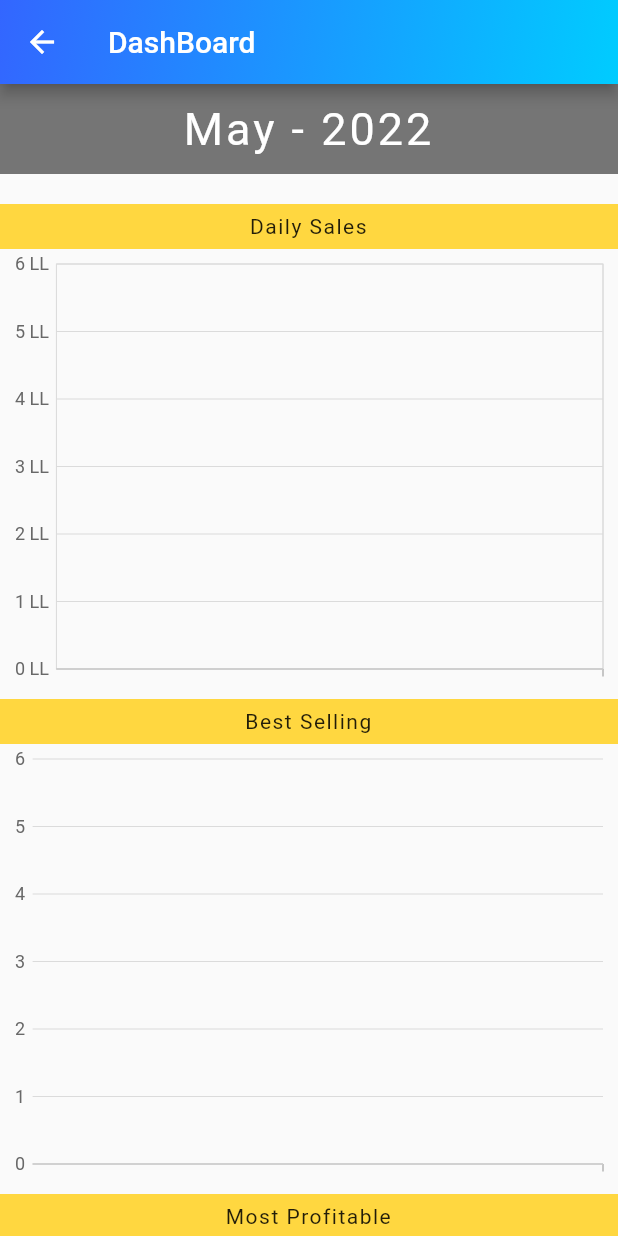
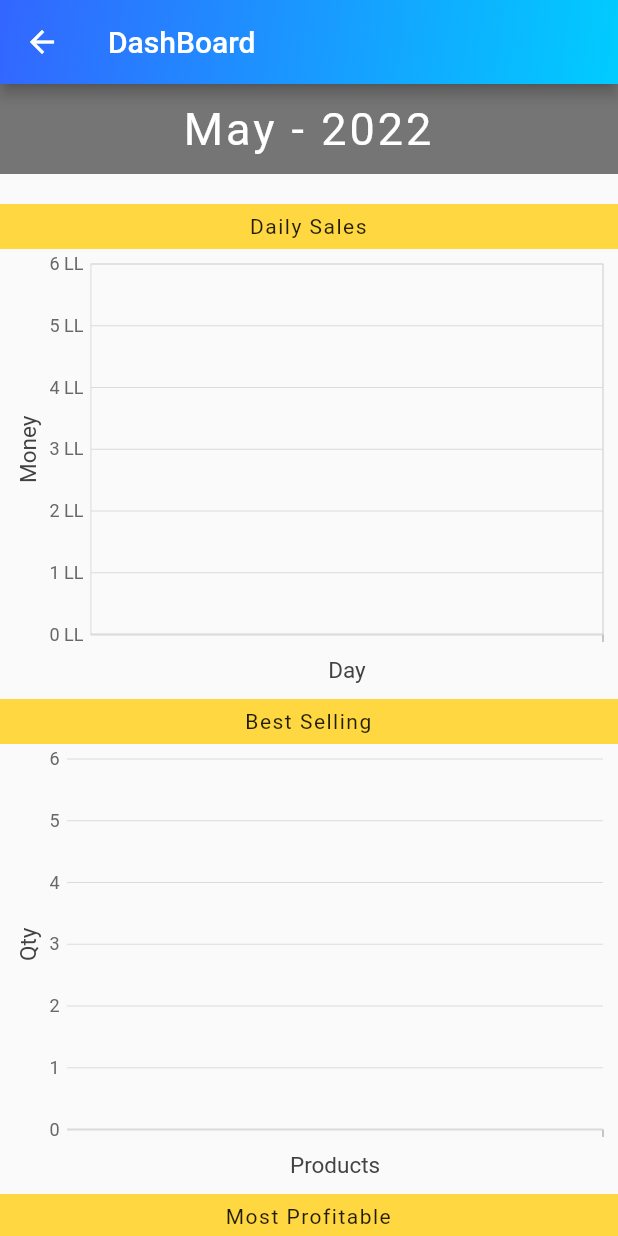
Before and after one commit to samih93/MarketSystem, a Flutter app: the DashBoardScreen screen opened directly with empty values, on a phone screen of 412 x 824 dp. Run offline on Flutter 3.47's test engine with Material 2 defaults, Android fonts, the phone set to English and light mode, and no system bars; our stand-ins replace animated_splash_screen, flutter_spinkit, flutter_typeahead, fluttertoast, get, month_picker_dialog and 5 more; missing offline and left inert: flutter_beep, qr_code_scanner, restart_app; accounts and stored records are empty; network calls fail.

Commit message:
cleaning and ehnacement

```diff
--- a/lib/screens/dashboard/dashboard_screen.dart
+++ b/lib/screens/dashboard/dashboard_screen.dart
@@ -29,42 +29,22 @@ class DashBoardScreen extends StatelessWidget {
     'Dec',
   ];
 
-  List<_SalesData> data = [
-    _SalesData('1', 35),
-    _SalesData('2', 28),
-    _SalesData('3', 34),
-    _SalesData('4', 32),
-    _SalesData('5', 50),
-    _SalesData('6', 15),
-    _SalesData('7', 21),
-    _SalesData('8', 80),
-    _SalesData('9', 14),
-    _SalesData('10', 14),
-    _SalesData('11', 14),
-    _SalesData('12', 14),
-    _SalesData('13', 14),
-    _SalesData('14', 14),
-    _SalesData('15', 14),
-    _SalesData('16', 14),
-    _SalesData('17', 14),
-  ];
   @override
   Widget build(BuildContext context) {
-    int current_year = int.parse(currentdate.toString().split("-")[0]);
-    int current_month = int.parse(currentdate.toString().split("-")[1]);
+    // int current_year = int.parse(currentdate.toString().split("-")[0]);
+    // int current_month = int.parse(currentdate.toString().split("-")[1]);
 
-    int firstDayInmonth =
-        int.parse(currentdate.toString().split(" ")[0].split("-")[2]);
-    int latestday_inCurrentMonth = new DateTime(2013, current_month + 1, 0)
-        .day; // to get latest day in month
-    print("first day $firstDayInmonth");
-    print("last day $latestday_inCurrentMonth");
+    // int firstDayInmonth =
+    //     int.parse(currentdate.toString().split(" ")[0].split("-")[2]);
+    // int latestday_inCurrentMonth = new DateTime(2013, current_month + 1, 0)
+    //     .day; // to get latest day in month
+    // print("first day $firstDayInmonth");
+    // print("last day $latestday_inCurrentMonth");
     return ChangeNotifierProvider<FactureController>(
       create: (_) => FactureController()
-        ..getBestSelling()
-        ..getMostprofitableList()
-        ..getDailysalesIn_month(current_year, current_month, firstDayInmonth,
-            latestday_inCurrentMonth),
+        ..getBestSelling(currentdate: currentdate)
+        ..getMostprofitableList(currentdate: currentdate)
+        ..getDailysalesIn_month(currentdate!),
       child: Scaffold(
         appBar: AppBar(
           title: const Text('DashBoard'),
@@ -84,7 +64,8 @@ class DashBoardScreen extends StatelessWidget {
                   children: [
                     Expanded(
                       child: Text(
-                        months[current_month - 1] + " - $current_year",
+                        months[int.parse(getCurrentMonth(currentdate!)) - 1] +
+                            " - ${getCurrentYear(currentdate!)}",
                         textAlign: TextAlign.center,
                         style: TextStyle(
                           color: Colors.white,
@@ -117,12 +98,20 @@ class DashBoardScreen extends StatelessWidget {
                   ],
                 ),
               ),
+              //NOTE daily Sales diagram
               Consumer<FactureController>(
                   builder: (context, controller, child) {
                 return SfCartesianChart(
                     enableSideBySideSeriesPlacement: false,
-                    primaryXAxis: CategoryAxis(),
+                    primaryXAxis: CategoryAxis(
+                      title: AxisTitle(
+                          text: "Day", alignment: ChartAlignment.center),
+                    ),
                     primaryYAxis: NumericAxis(
+                        isVisible:
+                            controller.isHasDailySalesInMonth ? false : true,
+                        title: AxisTitle(
+                            text: "Money", alignment: ChartAlignment.center),
                         axisLine: const AxisLine(width: 0),
                         labelFormat: '{value} LL',
                         majorTickLines: const MajorTickLines(size: 0)),
@@ -134,19 +123,7 @@ class DashBoardScreen extends StatelessWidget {
                     legend: Legend(isVisible: false),
                     // Enable tooltip
                     tooltipBehavior: TooltipBehavior(enable: true),
-                    series: <ChartSeries<DailySalesVm, String>>[
-                      LineSeries<DailySalesVm, String>(
-                          dataSource: controller.list_of_DailySalesInMonth,
-                          xValueMapper: (DailySalesVm dSVm, _) =>
-                              dSVm.day_in_month.toString(),
-                          yValueMapper: (DailySalesVm dSVm, _) =>
-                              double.parse(dSVm.total_sales_in_day.toString()),
-                          name: 'Sales',
-                          // Enable data label
-                          dataLabelSettings: DataLabelSettings(
-                            isVisible: true,
-                          ))
-                    ]);
+                    series: _getDailysalesInMonthColumnSeries(context));
               }),
               Container(
                 color: Colors.amberAccent,
@@ -172,11 +149,15 @@ class DashBoardScreen extends StatelessWidget {
                   plotAreaBorderWidth: 0,
                   // title: ChartTitle(text: 'Best Selling'),
                   primaryXAxis: CategoryAxis(
+                      title: AxisTitle(
+                          text: "Products", alignment: ChartAlignment.center),
                       majorGridLines: const MajorGridLines(width: 0),
                       labelIntersectAction: AxisLabelIntersectAction.rotate45),
                   primaryYAxis: NumericAxis(
+                      title: AxisTitle(
+                          text: "Qty", alignment: ChartAlignment.center),
                       axisLine: const AxisLine(width: 0),
-                      labelFormat: '{value}',
+                      //labelFormat: '{value}',
                       majorTickLines: const MajorTickLines(size: 0)),
                   series: _getBestSellingColumnSeries(context),
                   tooltipBehavior: TooltipBehavior(
@@ -206,9 +187,16 @@ class DashBoardScreen extends StatelessWidget {
                   plotAreaBorderWidth: 0,
                   // title: ChartTitle(text: 'Best Selling'),
                   primaryXAxis: CategoryAxis(
+                      title: AxisTitle(
+                          text: "Products", alignment: ChartAlignment.center),
                       majorGridLines: const MajorGridLines(width: 0),
                       labelIntersectAction: AxisLabelIntersectAction.rotate45),
                   primaryYAxis: NumericAxis(
+                      title: AxisTitle(
+                          text: "Money", alignment: ChartAlignment.center),
+                      isVisible: controller.list_of_BestSelling.length == 0
+                          ? true
+                          : false,
                       axisLine: const AxisLine(width: 0),
                       labelFormat: '{value} LL ',
                       majorTickLines: const MajorTickLines(size: 0)),
@@ -224,6 +212,25 @@ class DashBoardScreen extends StatelessWidget {
     );
   }
 
+  List<ColumnSeries<DailySalesVm, String>> _getDailysalesInMonthColumnSeries(
+      BuildContext context) {
+    return <ColumnSeries<DailySalesVm, String>>[
+      ColumnSeries<DailySalesVm, String>(
+          dataSource:
+              context.read<FactureController>().list_of_DailySalesInMonth,
+          xValueMapper: (DailySalesVm dSVm, _) => dSVm.day_in_month.toString(),
+          yValueMapper: (DailySalesVm dSVm, _) =>
+              double.parse(dSVm.total_sales_in_day.toString()),
+          name: 'Sales',
+          // Enable data label
+          dataLabelSettings: DataLabelSettings(
+            showZeroValue: false,
+            isVisible: true,
+            textStyle: TextStyle(fontSize: 10),
+          ))
+    ];
+  }
+
   /// Get default column series
   List<ColumnSeries<BestSellingVmodel, String>> _getBestSellingColumnSeries(
       BuildContext context) {
@@ -234,7 +241,11 @@ class DashBoardScreen extends StatelessWidget {
         yValueMapper: (BestSellingVmodel bSVm, _) =>
             double.parse(bSVm.qty.toString()),
         dataLabelSettings: const DataLabelSettings(
-            isVisible: true, textStyle: TextStyle(fontSize: 10)),
+            isVisible: true,
+            showZeroValue: false,
+            textStyle: TextStyle(
+              fontSize: 10,
+            )),
       )
     ];
   }
@@ -249,20 +260,9 @@ List<ColumnSeries<ProfitableVModel, String>> _getMostProfitableColumnSeries(
       yValueMapper: (ProfitableVModel pVm, _) =>
           double.parse(pVm.total_profit.toString()),
       dataLabelSettings: const DataLabelSettings(
-          isVisible: true, textStyle: TextStyle(fontSize: 10)),
+          showZeroValue: false,
+          isVisible: true,
+          textStyle: TextStyle(fontSize: 10)),
     )
   ];
 }
-
-class _SalesData {
-  _SalesData(this.year, this.sales);
-
-  final String year;
-  final double sales;
-}
-
-class ChartSampleData {
-  ChartSampleData({required this.x, required this.y});
-  String x;
-  double y;
-}
--- a/lib/shared/constant.dart
+++ b/lib/shared/constant.dart
@@ -14,4 +14,18 @@ gettodayDate() {
   return year + "-" + month + "-" + day;
 }
 
-String databasepath ="";
+getCurrentYear(DateTime date) => int.parse(date.toString().split("-")[0]);
+getCurrentMonth(DateTime date) {
+  var month = int.parse(date.toString().split("-")[1]);
+  return month < 10 ? "0$month" : month;
+}
+
+getFirstDayInMonth(DateTime date) =>
+    int.parse(date.toString().split(" ")[0].split("-")[2]);
+
+getLastDayInCurrentMonth(DateTime date) =>
+    new DateTime(2013, int.parse(getCurrentMonth(date)) + 1, 0).day;
+
+getCurrentDayInMonth(int i) => i < 10 ? "0$i" : i;
+
+String databasepath = "";
```
Also changed, not shown: lib/controllers/facture_controller.dart (+43 -16 lines).
